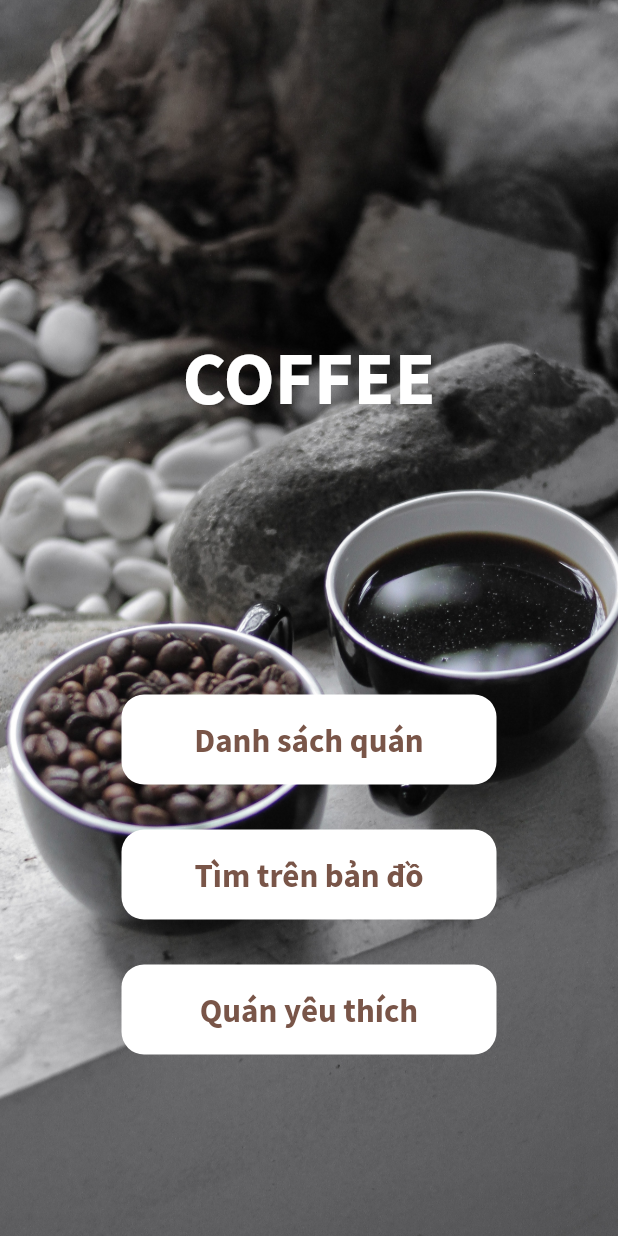
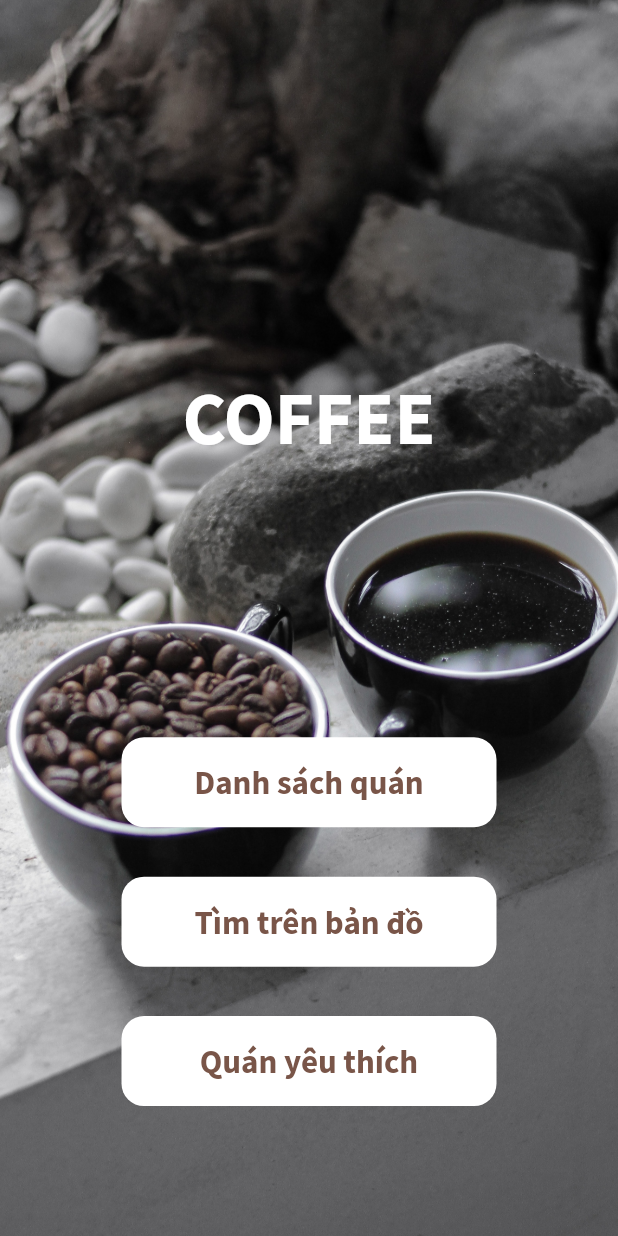
Before and after one commit to ndthanh20/Flutter_WeMap_ReviewCoffee_Proj, a Flutter app: the screen it shows after launch, on a phone screen of 412 x 824 dp. Run offline on Flutter 3.47's test engine with Material 2 defaults, Android fonts, the phone set to English and light mode, and no system bars.

Commit message:
Sửa kích thước

```diff
--- a/coffee/lib/pages/home.dart
+++ b/coffee/lib/pages/home.dart
@@ -6,6 +6,7 @@ class Home extends StatelessWidget {
 
   @override
   Widget build(BuildContext context) {
+    double h = MediaQuery.of(context).size.height;
     return Scaffold(
       body: Container(
         decoration: BoxDecoration(
@@ -14,7 +15,7 @@ class Home extends StatelessWidget {
         child: Column(
           children: [
             Container(
-                padding: EdgeInsets.fromLTRB(0, 220, 0, 180),
+                padding: EdgeInsets.fromLTRB(0, h*0.3, 0, h*0.22),
                 child: Center(
                   child: Text(
                     'COFFEE',
@@ -26,7 +27,7 @@ class Home extends StatelessWidget {
                   ),
                 )),
             Container(
-              margin: EdgeInsets.fromLTRB(0, 0, 0, 30),
+              margin: EdgeInsets.fromLTRB(0, 0, 0, h*0.04),
               child: SizedBox(
                 width: 250,
                 height: 60,
@@ -51,7 +52,7 @@ class Home extends StatelessWidget {
               ),
             ),
             Container(
-              margin: EdgeInsets.fromLTRB(0, 0, 0, 30),
+              margin: EdgeInsets.fromLTRB(0, 0, 0, h*0.04),
               child: SizedBox(
                 width: 250,
                 height: 60,
@@ -74,7 +75,7 @@ class Home extends StatelessWidget {
               ),
             ),
             Container(
-              margin: EdgeInsets.fromLTRB(0, 0, 0, 30),
+              margin: EdgeInsets.fromLTRB(0, 0, 0, h*0.04),
               child: SizedBox(
                 width: 250,
                 height: 60,
```
